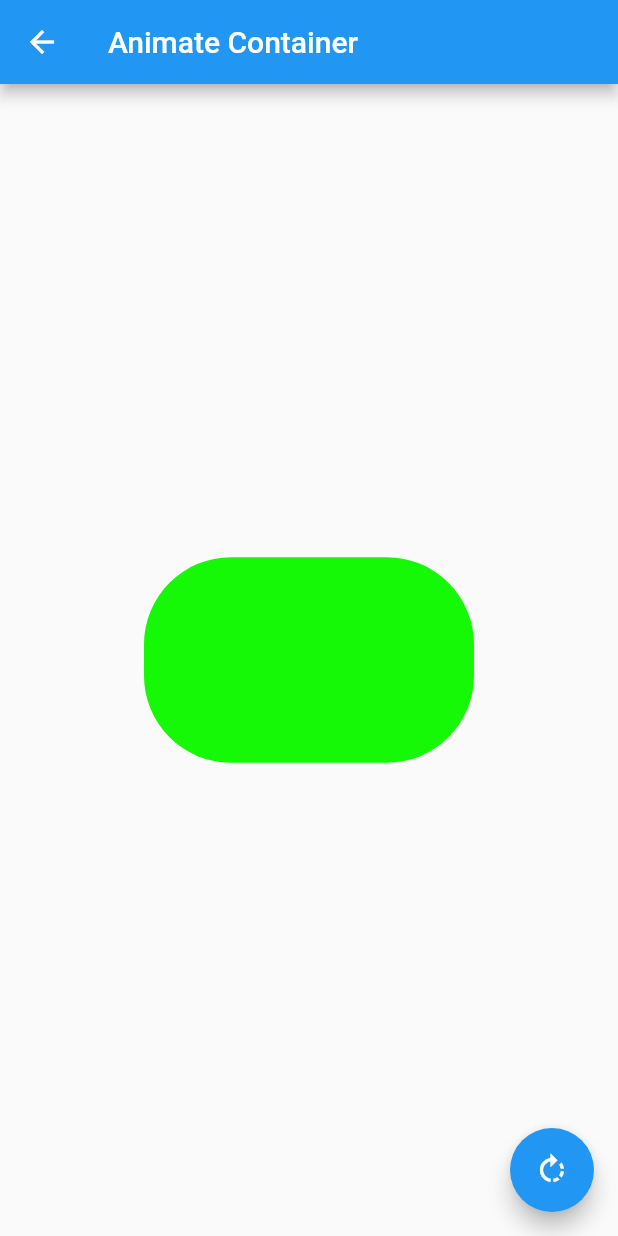
After one commit to shamuelxd4/proyecto_2_flutter, a Flutter app: the AnimatedContainerPage screen opened by its route, after a tap on the "rotate right" icon, on a phone screen of 412 x 824 dp. The commit adds this screen. Run offline on Flutter 3.47's test engine with Material 2 defaults, Android fonts, the phone set to English and light mode, and no system bars.

Commit message:
agregando ventanas y sus propiedades

```diff
--- /dev/null
+++ b/lib/src/page/animated_container.dart
@@ -0,0 +1,61 @@
+import 'dart:math';
+
+import 'package:flutter/material.dart';
+
+
+class AnimatedContainerPage extends StatefulWidget {
+
+  @override
+  _AnimatedContainerPageState createState() => _AnimatedContainerPageState();
+}
+
+class _AnimatedContainerPageState extends State<AnimatedContainerPage> {
+
+  double _widht = 50.0;
+  double _height = 50.0;
+  BorderRadiusGeometry _borderRadius = BorderRadius.circular(8.0);
+  Color _color = Colors.pink;
+
+
+  @override
+  Widget build(BuildContext context) {
+    return Scaffold(
+      appBar: AppBar(
+        title: Text('Animate Container'),
+      ),
+      body: Center(
+        child: AnimatedContainer(
+          duration: Duration(seconds: 1),
+          curve: Curves.fastOutSlowIn,
+          width: _widht,
+          height: _height,
+          decoration: BoxDecoration(
+            borderRadius: _borderRadius,
+            color: _color
+          ),
+
+        )
+      ),
+      floatingActionButton: FloatingActionButton(
+        child: Icon(Icons.rotate_right),
+        onPressed: _cambiarForma
+      ),
+    );
+  }
+
+  void _cambiarForma(){
+    final random = Random();
+    setState(() {
+      _widht = random.nextInt(300).toDouble();
+      _height = random.nextInt(300).toDouble();
+      _color = Color.fromRGBO(
+        random.nextInt(300),
+        random.nextInt(300),
+        random.nextInt(300),
+        1);
+      _borderRadius = BorderRadius.circular(random.nextInt(100).toDouble());
+    });
+  }
+
+
+}
--- a/lib/src/routes/routes.dart
+++ b/lib/src/routes/routes.dart
@@ -1,9 +1,11 @@
 import 'package:flutter/material.dart';
 
 import 'package:proy_2/src/page/alert_page.dart';
+import 'package:proy_2/src/page/animated_container.dart';
 import 'package:proy_2/src/page/avatar_page.dart';
 import 'package:proy_2/src/page/card_page.dart';
 import 'package:proy_2/src/page/home_page.dart';
+import 'package:proy_2/src/page/input_Page.dart';
 
 
 Map<String, WidgetBuilder> getAplicationRoutes (){
@@ -12,5 +14,8 @@ Map<String, WidgetBuilder> getAplicationRoutes (){
   'alert'  : (BuildContext context) => AlertPage(),
   'avatar' : (BuildContext context) => AvatarPage(),
   'card'   : (BuildContext context) => CardPage(),
+  'animatedContainer'   : (BuildContext context) => AnimatedContainerPage(),
+  'inputs'   : (BuildContext context) => InputPage(),
+
   };
 }
--- a/lib/src/utils/icono_string_util.dart
+++ b/lib/src/utils/icono_string_util.dart
@@ -4,6 +4,9 @@ final _icons = <String, IconData>{
   'add_alert'     : Icons.add_alert,
   'accessibility' : Icons.accessibility,
   'folder_open'   : Icons.folder_open,
+  'donut_large'   : Icons.donut_large,
+  'input'   : Icons.input,
+
 };
 
 
```
Also changed, not shown: data/menu_opts.json (+10 -0 lines), lib/src/page/alert_page.dart (+7 -2 lines), lib/src/page/avatar_page.dart (+22 -0 lines), lib/src/page/input_Page.dart (added, +58 -0 lines).
